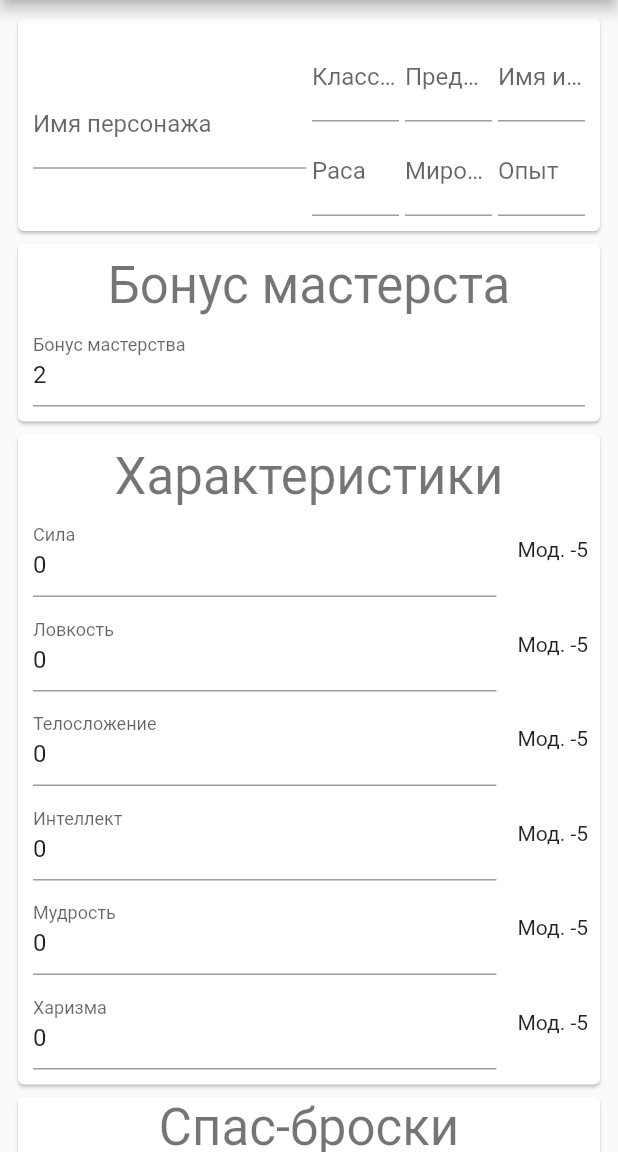
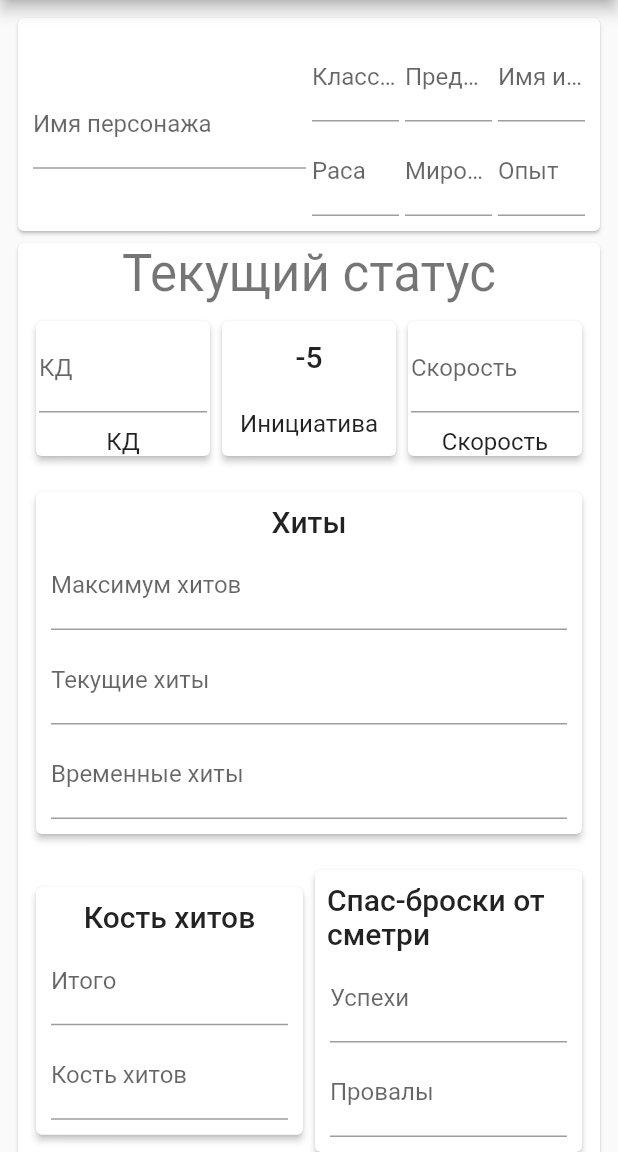
Before and after one commit to gudn/ddplayer, a Flutter app: the screen it shows after launch, on a phone screen of 412 x 824 dp, the part 84-1236 px from its top. Run offline on Flutter 3.47's test engine with Material 2 defaults, Android fonts, the light colour scheme and no system bars; our stand-ins replace bloc, flutter_bloc.

Commit message:
add status widget

```diff
--- /dev/null
+++ b/lib/components/status.dart
@@ -0,0 +1,142 @@
+import 'package:flutter/material.dart';
+import 'package:flutter_bloc/flutter_bloc.dart';
+
+import 'package:ddplayer/components/input.dart';
+import 'package:ddplayer/cubits/stats.dart';
+
+class Status extends StatelessWidget {
+  @override
+  Widget build(BuildContext context) {
+    return Card(
+      child: Column(
+        children: [
+          Text('Текущий статус', style: Theme.of(context).textTheme.headline4),
+          Padding(
+            padding: const EdgeInsets.all(8.0),
+            child: Container(
+              height: 98,
+              child: Row(
+                crossAxisAlignment: CrossAxisAlignment.stretch,
+                children: [
+                  StatusInput('КД'),
+                  InitiativeWidget(),
+                  StatusInput('Скорость'),
+                ],
+              ),
+            ),
+          ),
+          Padding(
+            padding: const EdgeInsets.all(8.0),
+            child: Card(
+              elevation: 2.0,
+              child: Padding(
+                padding: const EdgeInsets.all(8.0),
+                child: Column(
+                  children: [
+                    Text('Хиты', style: Theme.of(context).textTheme.headline6),
+                    Input('Максимум хитов', expanded: false),
+                    Input('Текущие хиты', expanded: false),
+                    Input('Временные хиты', expanded: false),
+                  ],
+                ),
+              ),
+            ),
+          ),
+          Padding(
+            padding: const EdgeInsets.all(8.0),
+            child: Row(
+              children: [
+                Expanded(
+                  child: Card(
+                    elevation: 2.0,
+                    child: Padding(
+                      padding: const EdgeInsets.all(8.0),
+                      child: Column(
+                        children: [
+                          Text('Кость хитов',
+                              style: Theme.of(context).textTheme.headline6),
+                          Input('Итого', expanded: false),
+                          Input('Кость хитов', expanded: false),
+                        ],
+                      ),
+                    ),
+                  ),
+                ),
+                Expanded(
+                  child: Card(
+                    elevation: 2.0,
+                    child: Padding(
+                      padding: const EdgeInsets.all(8.0),
+                      child: Column(
+                        children: [
+                          Text('Спас-броски от сметри',
+                              style: Theme.of(context).textTheme.headline6),
+                          Input('Успехи', expanded: false),
+                          Input('Провалы', expanded: false),
+                        ],
+                      ),
+                    ),
+                  ),
+                )
+              ],
+            ),
+          ),
+        ],
+      ),
+    );
+  }
+}
+
+class InitiativeWidget extends StatelessWidget {
+  const InitiativeWidget({
+    Key? key,
+  }) : super(key: key);
+
+  @override
+  Widget build(BuildContext context) {
+    final sleightCubit = BlocProvider.of<SleightCibut>(context);
+    return Expanded(
+      child: Card(
+          elevation: 2.0,
+          child: Column(
+            mainAxisAlignment: MainAxisAlignment.spaceAround,
+            children: [
+              BlocBuilder(
+                bloc: sleightCubit,
+                builder: (context, state) => Text(
+                    sleightCubit.modifier.toString(),
+                    style: Theme.of(context).textTheme.headline6),
+              ),
+              Text('Инициатива', style: Theme.of(context).textTheme.subtitle1)
+            ],
+          )),
+    );
+  }
+}
+
+class StatusInput extends StatelessWidget {
+  final String label;
+
+  const StatusInput(
+    this.label, {
+    Key? key,
+  }) : super(key: key);
+
+  @override
+  Widget build(BuildContext context) {
+    return Expanded(
+      child: Card(
+        elevation: 2.0,
+        child: Column(
+          children: [
+            Input(label, expanded: false),
+            Padding(
+              padding: const EdgeInsets.symmetric(vertical: 8.0),
+              child: Text(label, style: Theme.of(context).textTheme.subtitle1),
+            )
+          ],
+        ),
+      ),
+    );
+  }
+}
--- a/lib/view/player_page.dart
+++ b/lib/view/player_page.dart
@@ -1,3 +1,4 @@
+import 'package:ddplayer/components/status.dart';
 import 'package:flutter/material.dart';
 import 'package:flutter_bloc/flutter_bloc.dart';
 
@@ -20,6 +21,7 @@
           padding: const EdgeInsets.all(8.0),
           children: [
             Head(),
+            Status(),
             Stats(),
             SavingThrows(),
             Skills(),
```
